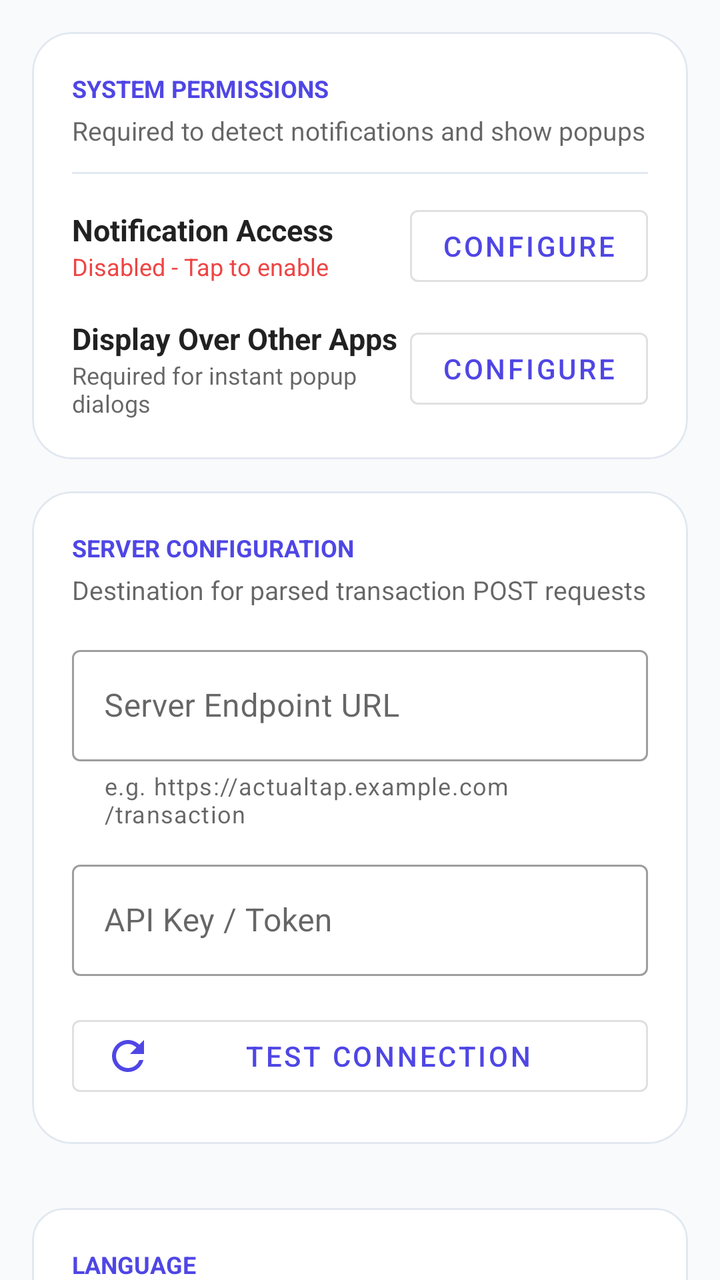
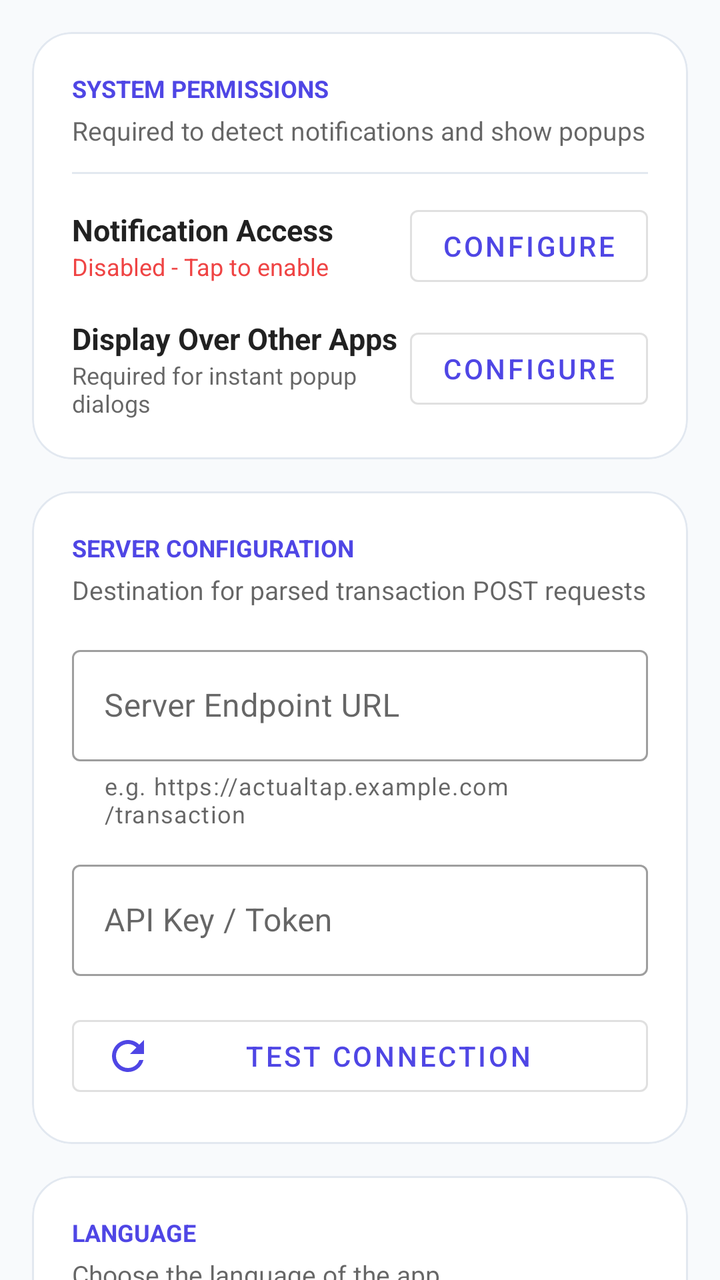

Two renders of the same Android screen: before a commit and after it. Below are the layout's source before the change and the commit's diff.
<!-- AndroidManifest.xml: application theme Theme.ActualApp -->
<!-- res/layout/fragment_settings.xml -->
<?xml version="1.0" encoding="utf-8"?>
<androidx.core.widget.NestedScrollView
    xmlns:android="http://schemas.android.com/apk/res/android"
    xmlns:app="http://schemas.android.com/apk/res-auto"
    android:layout_width="match_parent"
    android:layout_height="match_parent">

    <LinearLayout
        android:layout_width="match_parent"
        android:layout_height="wrap_content"
        android:orientation="vertical"
        android:padding="16dp">

        
        <com.google.android.material.card.MaterialCardView
            android:layout_width="match_parent"
            android:layout_height="wrap_content"
            android:layout_marginBottom="16dp"
            app:cardBackgroundColor="?attr/colorSurface"
            app:cardCornerRadius="20dp"
            app:cardElevation="0dp"
            app:strokeColor="@color/card_stroke"
            app:strokeWidth="1dp">

            <LinearLayout
                android:layout_width="match_parent"
                android:layout_height="wrap_content"
                android:orientation="vertical"
                android:padding="20dp">

                <TextView
                    android:layout_width="wrap_content"
                    android:layout_height="wrap_content"
                    android:text="@string/settings_perm_header"
                    android:textColor="@color/primary"
                    android:textSize="12sp"
                    android:textStyle="bold" />

                <TextView
                    android:layout_width="wrap_content"
                    android:layout_height="wrap_content"
                    android:layout_marginTop="4dp"
                    android:text="@string/settings_perm_desc"
                    android:textColor="?android:attr/textColorSecondary"
                    android:textSize="13sp" />

                <View
                    android:layout_width="match_parent"
                    android:layout_height="1dp"
                    android:layout_marginTop="12dp"
                    android:layout_marginBottom="12dp"
                    android:background="@color/card_stroke" />

                
                <LinearLayout
                    android:layout_width="match_parent"
                    android:layout_height="wrap_content"
                    android:gravity="center_vertical"
                    android:orientation="horizontal">

                    <LinearLayout
                        android:layout_width="0dp"
                        android:layout_height="wrap_content"
                        android:layout_weight="1"
                        android:orientation="vertical">

                        <TextView
                            android:layout_width="wrap_content"
                            android:layout_height="wrap_content"
                            android:text="@string/settings_notif_access"
                            android:textColor="?android:attr/textColorPrimary"
                            android:textSize="15sp"
                            android:textStyle="bold" />

                        <TextView
                            android:id="@+id/tvNotificationStatus"
                            android:layout_width="wrap_content"
                            android:layout_height="wrap_content"
                            android:text="@string/settings_notif_disabled_short"
                            android:textColor="@color/danger"
                            android:textSize="12sp" />
                    </LinearLayout>

                    <com.google.android.material.button.MaterialButton
                        android:id="@+id/btnGrantNotification"
                        style="@style/Widget.MaterialComponents.Button.OutlinedButton"
                        android:layout_width="wrap_content"
                        android:layout_height="wrap_content"
                        android:text="@string/settings_configure" />
                </LinearLayout>

                
                <LinearLayout
                    android:layout_width="match_parent"
                    android:layout_height="wrap_content"
                    android:layout_marginTop="12dp"
                    android:gravity="center_vertical"
                    android:orientation="horizontal">

                    <LinearLayout
                        android:layout_width="0dp"
                        android:layout_height="wrap_content"
                        android:layout_weight="1"
                        android:orientation="vertical">

                        <TextView
                            android:layout_width="wrap_content"
                            android:layout_height="wrap_content"
                            android:text="@string/settings_overlay_title"
                            android:textColor="?android:attr/textColorPrimary"
                            android:textSize="15sp"
                            android:textStyle="bold" />

                        <TextView
                            android:id="@+id/tvOverlayStatus"
                            android:layout_width="wrap_content"
                            android:layout_height="wrap_content"
                            android:text="@string/settings_overlay_desc"
                            android:textColor="?android:attr/textColorSecondary"
                            android:textSize="12sp" />
                    </LinearLayout>

                    <com.google.android.material.button.MaterialButton
                        android:id="@+id/btnGrantOverlay"
                        style="@style/Widget.MaterialComponents.Button.OutlinedButton"
                        android:layout_width="wrap_content"
                        android:layout_height="wrap_content"
                        android:text="@string/settings_configure" />
                </LinearLayout>
            </LinearLayout>
        </com.google.android.material.card.MaterialCardView>

        
        <com.google.android.material.card.MaterialCardView
            android:layout_width="match_parent"
            android:layout_height="wrap_content"
            android:layout_marginBottom="16dp"
            app:cardBackgroundColor="?attr/colorSurface"
            app:cardCornerRadius="20dp"
            app:cardElevation="0dp"
            app:strokeColor="@color/card_stroke"
            app:strokeWidth="1dp">

            <LinearLayout
                android:layout_width="match_parent"
                android:layout_height="wrap_content"
                android:orientation="vertical"
                android:padding="20dp">

                <TextView
                    android:layout_width="wrap_content"
                    android:layout_height="wrap_content"
                    android:text="@string/settings_server_header"
                    android:textColor="@color/primary"
                    android:textSize="12sp"
                    android:textStyle="bold" />

                <TextView
                    android:layout_width="wrap_content"
                    android:layout_height="wrap_content"
                    android:layout_marginTop="4dp"
                    android:layout_marginBottom="16dp"
                    android:text="@string/settings_server_desc"
                    android:textColor="?android:attr/textColorSecondary"
                    android:textSize="13sp" />

                <com.google.android.material.textfield.TextInputLayout
                    style="@style/Widget.MaterialComponents.TextInputLayout.OutlinedBox"
                    android:layout_width="match_parent"
                    android:layout_height="wrap_content"
                    android:layout_marginBottom="12dp"
                    android:hint="@string/settings_server_url"
                    app:helperText="@string/settings_server_url_helper">

                    <com.google.android.material.textfield.TextInputEditText
                        android:id="@+id/etServerUrl"
                        android:layout_width="match_parent"
                        android:layout_height="wrap_content"
                        android:inputType="textUri" />
                </com.google.android.material.textfield.TextInputLayout>

                <com.google.android.material.textfield.TextInputLayout
                    style="@style/Widget.MaterialComponents.TextInputLayout.OutlinedBox"
                    android:layout_width="match_parent"
                    android:layout_height="wrap_content"
                    android:layout_marginBottom="16dp"
                    android:hint="@string/settings_api_token">

                    <com.google.android.material.textfield.TextInputEditText
                        android:id="@+id/etApiToken"
                        android:layout_width="match_parent"
                        android:layout_height="wrap_content"
                        android:inputType="textPassword" />
                </com.google.android.material.textfield.TextInputLayout>

                <com.google.android.material.button.MaterialButton
                    android:id="@+id/btnTestConnection"
                    style="@style/Widget.MaterialComponents.Button.OutlinedButton"
                    android:layout_width="match_parent"
                    android:layout_height="48dp"
                    android:text="@string/settings_test_connection"
                    app:icon="@drawable/ic_refresh" />
            </LinearLayout>
        </com.google.android.material.card.MaterialCardView>


        <com.google.android.material.card.MaterialCardView
            android:layout_width="match_parent"
            android:layout_height="wrap_content"
            android:layout_marginTop="16dp"
            app:cardCornerRadius="16dp"
            app:cardElevation="0dp"
            app:strokeColor="@color/card_stroke"
            app:strokeWidth="1dp">

            <LinearLayout
                android:layout_width="match_parent"
                android:layout_height="wrap_content"
                android:orientation="vertical"
                android:padding="20dp">

                <TextView
                    android:layout_width="wrap_content"
                    android:layout_height="wrap_content"
                    android:text="@string/settings_language_header"
                    android:textColor="@color/primary"
                    android:textSize="12sp"
                    android:textStyle="bold" />

                <TextView
                    android:layout_width="wrap_content"
                    android:layout_height="wrap_content"
                    android:layout_marginTop="4dp"
                    android:layout_marginBottom="16dp"
                    android:text="@string/settings_language_desc"
                    android:textColor="?android:attr/textColorSecondary"
                    android:textSize="13sp" />

                <com.google.android.material.textfield.TextInputLayout
                    style="@style/Widget.MaterialComponents.TextInputLayout.OutlinedBox.ExposedDropdownMenu"
                    android:layout_width="match_parent"
                    android:layout_height="wrap_content"
                    android:hint="@string/settings_language_label">

                    <AutoCompleteTextView
                        android:id="@+id/actvLanguage"
                        android:layout_width="match_parent"
                        android:layout_height="wrap_content"
                        android:inputType="none" />
                </com.google.android.material.textfield.TextInputLayout>
            </LinearLayout>
        </com.google.android.material.card.MaterialCardView>

        
        <com.google.android.material.card.MaterialCardView
            android:layout_width="match_parent"
            android:layout_height="wrap_content"
            android:layout_marginTop="16dp"
            android:layout_marginBottom="16dp"
            app:cardBackgroundColor="?attr/colorSurface"
            app:cardCornerRadius="20dp"
            app:cardElevation="0dp"
            app:strokeColor="@color/card_stroke"
            app:strokeWidth="1dp">

            <LinearLayout
                android:layout_width="match_parent"
                android:layout_height="wrap_content"
                android:orientation="vertical"
                android:padding="20dp">

                <TextView
                    android:layout_width="wrap_content"
                    android:layout_height="wrap_content"
                    android:text="@string/settings_about_header"
                    android:textColor="@color/primary"
                    android:textSize="12sp"
                    android:textStyle="bold" />

                <TextView
                    android:layout_width="wrap_content"
                    android:layout_height="wrap_content"
                    android:layout_marginTop="4dp"
                    android:text="@string/settings_about_desc"
                    android:textColor="?android:attr/textColorSecondary"
                    android:textSize="13sp" />

                <LinearLayout
                    android:layout_width="match_parent"
                    android:layout_height="wrap_content"
                    android:layout_marginTop="12dp"
                    android:gravity="center_vertical"
                    android:orientation="horizontal">

                    <TextView
                        android:id="@+id/tvAppVersion"
                        android:layout_width="0dp"
                        android:layout_height="wrap_content"
                        android:layout_weight="1"
                        android:textColor="?android:attr/textColorPrimary"
                        android:textSize="15sp"
                        android:textStyle="bold" />

                    <com.google.android.material.progressindicator.CircularProgressIndicator
                        android:id="@+id/progressCheckUpdate"
                        android:layout_width="wrap_content"
                        android:layout_height="wrap_content"
                        android:indeterminate="true"
                        android:visibility="gone"
                        app:indicatorSize="24dp"
                        app:trackThickness="3dp" />
                </LinearLayout>

                <View
                    android:layout_width="match_parent"
                    android:layout_height="1dp"
                    android:layout_marginTop="12dp"
                    android:layout_marginBottom="12dp"
                    android:background="@color/card_stroke" />

                <com.google.android.material.button.MaterialButton
                    android:id="@+id/btnCheckUpdate"
                    style="@style/Widget.MaterialComponents.Button.OutlinedButton"
                    android:layout_width="match_parent"
                    android:layout_height="48dp"
                    android:text="@string/settings_check_update"
                    app:icon="@drawable/ic_refresh" />

                <com.google.android.material.button.MaterialButton
                    android:id="@+id/btnViewReleases"
                    style="@style/Widget.MaterialComponents.Button.TextButton"
                    android:layout_width="match_parent"
                    android:layout_height="wrap_content"
                    android:layout_marginTop="4dp"
                    android:text="@string/settings_view_releases"
                    app:icon="@drawable/ic_view" />
            </LinearLayout>
        </com.google.android.material.card.MaterialCardView>

    </LinearLayout>
</androidx.core.widget.NestedScrollView>
<!-- resources referenced by this layout -->
<resources>
  <color name="card_stroke">#E2E8F0</color>
  <color name="danger">#EF4444</color>
  <color name="primary">#4F46E5</color>
  <!-- drawable ic_refresh (drawable) -->
  <vector xmlns:android="http://schemas.android.com/apk/res/android"
      android:width="24dp"
      android:height="24dp"
      android:viewportWidth="24"
      android:viewportHeight="24">
      <path
          android:fillColor="@color/primary"
          android:pathData="M17.65,6.35C16.2,4.9 14.21,4 12,4c-4.42,0 -7.99,3.58 -7.99,8s3.57,8 7.99,8c3.73,0 6.84,-2.55 7.73,-6h-2.08c-0.82,2.33 -3.04,4 -5.65,4 -3.31,0 -6,-2.69 -6,-6s2.69,-6 6,-6c1.66,0 3.14,0.69 4.22,1.78L13,11h7L20,4l-2.35,2.35z"/>
  </vector>
  <string name="settings_about_desc">Check for new releases and manage updates</string>
  <string name="settings_about_header">UPDATES</string>
  <string name="settings_api_token">API Key / Token</string>
  <string name="settings_check_update">Check for Updates</string>
  <string name="settings_configure">Configure</string>
  <string name="settings_language_desc">Choose the language of the app</string>
  <string name="settings_language_header">LANGUAGE</string>
  <string name="settings_language_label">App language</string>
  <string name="settings_notif_access">Notification Access</string>
  <string name="settings_notif_disabled_short">Disabled - Tap to enable</string>
  <string name="settings_overlay_desc">Required for instant popup dialogs</string>
  <string name="settings_overlay_title">Display Over Other Apps</string>
  <string name="settings_perm_desc">Required to detect notifications and show popups</string>
  <string name="settings_perm_header">SYSTEM PERMISSIONS</string>
  <string name="settings_server_desc">Destination for parsed transaction POST requests</string>
  <string name="settings_server_header">SERVER CONFIGURATION</string>
  <string name="settings_server_url">Server Endpoint URL</string>
  <string name="settings_server_url_helper">e.g. https://actualtap.example.com/transaction</string>
  <string name="settings_test_connection">Test Connection</string>
  <string name="settings_view_releases">GitHub Releases</string>
  <color name="primary_variant">#4338CA</color>
  <color name="white">#FFFFFF</color>
  <color name="secondary">#10B981</color>
  <color name="secondary_variant">#059669</color>
  <color name="background">#F8FAFC</color>
  <color name="surface">#FFFFFF</color>
  <!-- unchanged entries left out for length: 2 -->
</resources>

<!-- the commit's change to res/layout/fragment_settings.xml (unified diff, before → after) -->
@@ -207,55 +207,6 @@
         <com.google.android.material.card.MaterialCardView
             android:layout_width="match_parent"
             android:layout_height="wrap_content"
-            android:layout_marginTop="16dp"
-            app:cardCornerRadius="16dp"
-            app:cardElevation="0dp"
-            app:strokeColor="@color/card_stroke"
-            app:strokeWidth="1dp">
-
-            <LinearLayout
-                android:layout_width="match_parent"
-                android:layout_height="wrap_content"
-                android:orientation="vertical"
-                android:padding="20dp">
-
-                <TextView
-                    android:layout_width="wrap_content"
-                    android:layout_height="wrap_content"
-                    android:text="@string/settings_language_header"
-                    android:textColor="@color/primary"
-                    android:textSize="12sp"
-                    android:textStyle="bold" />
-
-                <TextView
-                    android:layout_width="wrap_content"
-                    android:layout_height="wrap_content"
-                    android:layout_marginTop="4dp"
-                    android:layout_marginBottom="16dp"
-                    android:text="@string/settings_language_desc"
-                    android:textColor="?android:attr/textColorSecondary"
-                    android:textSize="13sp" />
-
-                <com.google.android.material.textfield.TextInputLayout
-                    style="@style/Widget.MaterialComponents.TextInputLayout.OutlinedBox.ExposedDropdownMenu"
-                    android:layout_width="match_parent"
-                    android:layout_height="wrap_content"
-                    android:hint="@string/settings_language_label">
-
-                    <AutoCompleteTextView
-                        android:id="@+id/actvLanguage"
-                        android:layout_width="match_parent"
-                        android:layout_height="wrap_content"
-                        android:inputType="none" />
-                </com.google.android.material.textfield.TextInputLayout>
-            </LinearLayout>
-        </com.google.android.material.card.MaterialCardView>
-
-        
-        <com.google.android.material.card.MaterialCardView
-            android:layout_width="match_parent"
-            android:layout_height="wrap_content"
-            android:layout_marginTop="16dp"
             android:layout_marginBottom="16dp"
             app:cardBackgroundColor="?attr/colorSurface"
             app:cardCornerRadius="20dp"
@@ -272,6 +223,52 @@
                 <TextView
                     android:layout_width="wrap_content"
                     android:layout_height="wrap_content"
+                    android:text="@string/settings_language_header"
+                    android:textColor="@color/primary"
+                    android:textSize="12sp"
+                    android:textStyle="bold" />
+
+                <TextView
+                    android:layout_width="wrap_content"
+                    android:layout_height="wrap_content"
+                    android:layout_marginTop="4dp"
+                    android:layout_marginBottom="16dp"
+                    android:text="@string/settings_language_desc"
+                    android:textColor="?android:attr/textColorSecondary"
+                    android:textSize="13sp" />
+
+                <Spinner
+                    android:id="@+id/spinnerLanguage"
+                    android:layout_width="match_parent"
+                    android:layout_height="48dp"
+                    android:background="@drawable/bg_spinner"
+                    android:contentDescription="@string/settings_language_label"
+                    android:paddingStart="16dp"
+                    android:paddingEnd="44dp"
+                    android:spinnerMode="dropdown" />
+            </LinearLayout>
+        </com.google.android.material.card.MaterialCardView>
+
+        
+        <com.google.android.material.card.MaterialCardView
+            android:layout_width="match_parent"
+            android:layout_height="wrap_content"
+            android:layout_marginBottom="16dp"
+            app:cardBackgroundColor="?attr/colorSurface"
+            app:cardCornerRadius="20dp"
+            app:cardElevation="0dp"
+            app:strokeColor="@color/card_stroke"
+            app:strokeWidth="1dp">
+
+            <LinearLayout
+                android:layout_width="match_parent"
+                android:layout_height="wrap_content"
+                android:orientation="vertical"
+                android:padding="20dp">
+
+                <TextView
+                    android:layout_width="wrap_content"
+                    android:layout_height="wrap_content"
                     android:text="@string/settings_about_header"
                     android:textColor="@color/primary"
                     android:textSize="12sp"
<!-- resource entries referenced after the edit -->
@@ -3,6 +3,30 @@
   <color name="card_stroke">#E2E8F0</color>
   <color name="danger">#EF4444</color>
   <color name="primary">#4F46E5</color>
+  <!-- drawable bg_spinner (drawable) -->
+  <?xml version="1.0" encoding="utf-8"?>
+  <ripple xmlns:android="http://schemas.android.com/apk/res/android"
+      android:color="@color/primary_light">
+      <item>
+          <layer-list>
+              <item>
+                  <shape android:shape="rectangle">
+                      <corners android:radius="12dp" />
+                      <solid android:color="@color/input_background" />
+                      <stroke
+                          android:width="1dp"
+                          android:color="@color/card_stroke" />
+                  </shape>
+              </item>
+              <item
+                  android:drawable="@drawable/ic_arrow_drop_down"
+                  android:gravity="end|center_vertical"
+                  android:end="14dp"
+                  android:width="24dp"
+                  android:height="24dp" />
+          </layer-list>
+      </item>
+  </ripple>
   <!-- drawable ic_refresh (drawable) -->
   <vector xmlns:android="http://schemas.android.com/apk/res/android"
       android:width="24dp"
@@ -33,12 +57,25 @@
   <string name="settings_server_url_helper">e.g. https://actualtap.example.com/transaction</string>
   <string name="settings_test_connection">Test Connection</string>
   <string name="settings_view_releases">GitHub Releases</string>
+  <color name="primary_light">#EEF2FF</color>
+  <color name="input_background">#F1F5F9</color>
+  <!-- drawable ic_arrow_drop_down (drawable) -->
+  <vector xmlns:android="http://schemas.android.com/apk/res/android"
+      android:width="24dp"
+      android:height="24dp"
+      android:viewportWidth="24"
+      android:viewportHeight="24">
+      <path
+          android:fillColor="@color/text_secondary"
+          android:pathData="M7,10l5,5 5,-5z" />
+  </vector>
   <color name="primary_variant">#4338CA</color>
   <color name="white">#FFFFFF</color>
   <color name="secondary">#10B981</color>
   <color name="secondary_variant">#059669</color>
   <color name="background">#F8FAFC</color>
   <color name="surface">#FFFFFF</color>
+  <color name="text_secondary">#64748B</color>
   <!-- unchanged entries left out for length: 2 -->
 </resources>
 
